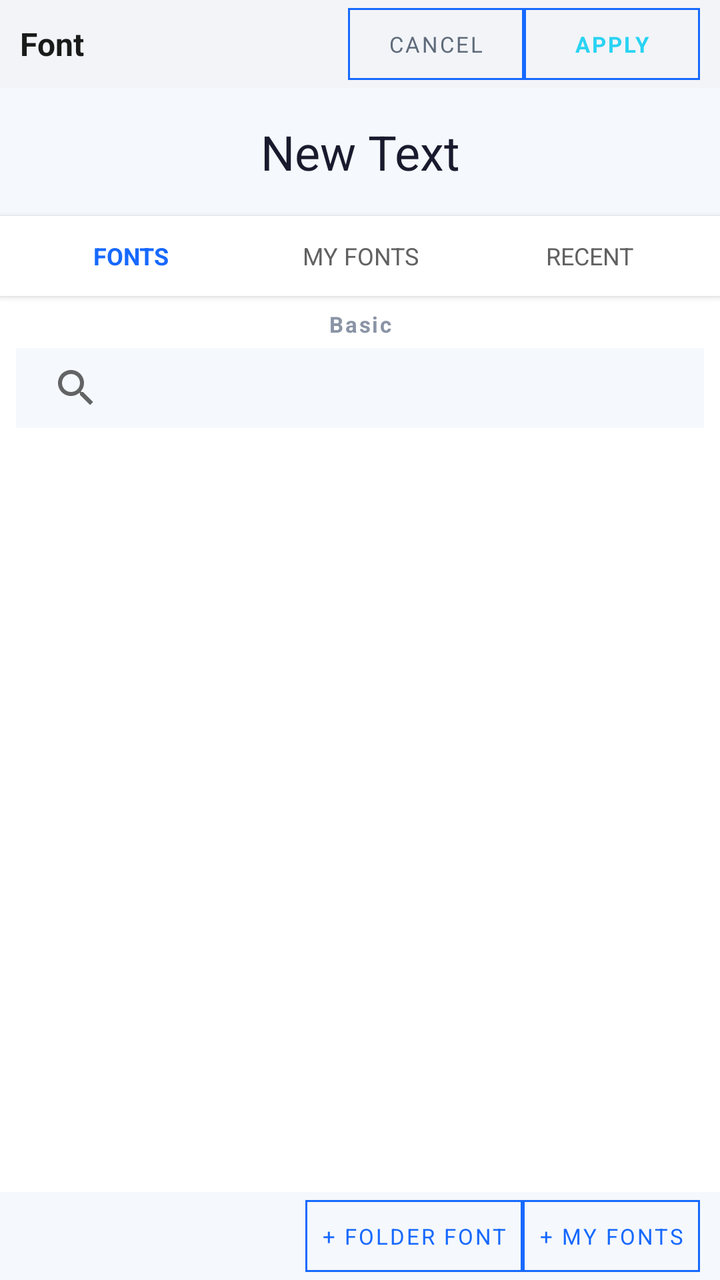
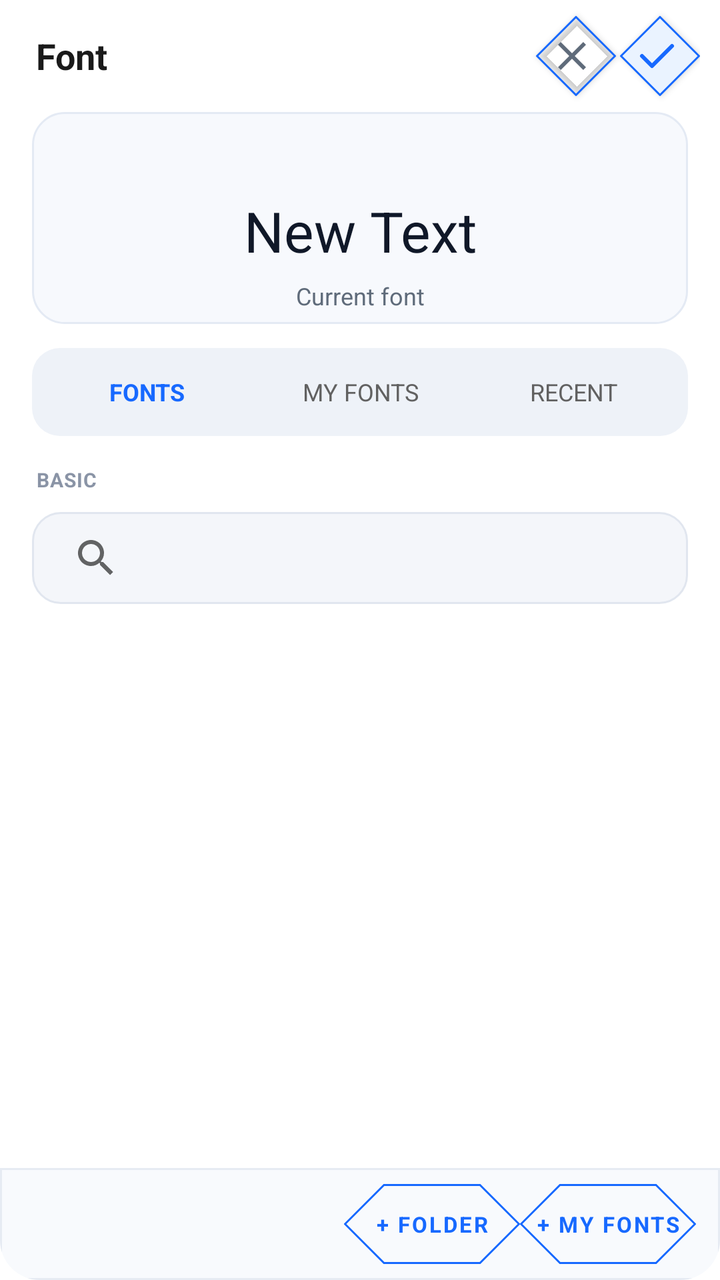

Compare the two renders of this Android layout. The source of the first and the diff that turns it into the second are given below.
<!-- AndroidManifest.xml: application theme AppTheme -->
<!-- res/layout/dialog_font_picker.xml -->
<?xml version="1.0" encoding="utf-8"?>
<LinearLayout xmlns:android="http://schemas.android.com/apk/res/android"
    android:layout_width="match_parent"
    android:layout_height="match_parent"
    android:orientation="vertical"
    android:background="#FFFFFF">

    <LinearLayout
        android:layout_width="match_parent"
        android:layout_height="44dp"
        android:gravity="center_vertical"
        android:orientation="horizontal"
        android:background="@color/light_surface_alt"
        android:paddingHorizontal="10dp">

        <TextView
            android:layout_width="0dp"
            android:layout_height="match_parent"
            android:layout_weight="1"
            android:gravity="center_vertical"
            android:text="Font"
            android:textColor="@color/light_text_primary"
            android:textSize="16sp"
            android:textStyle="bold" />

        <com.google.android.material.button.MaterialButton
            android:id="@+id/btnFontCancel"
            style="@style/Widget.MaterialComponents.Button.TextButton"
            android:layout_width="wrap_content"
            android:layout_height="36dp"
            android:minHeight="0dp"
            android:insetTop="0dp"
            android:insetBottom="0dp"
            android:text="CANCEL"
            android:textColor="@color/light_text_secondary"
            android:textSize="11sp" />

        <com.google.android.material.button.MaterialButton
            android:id="@+id/btnFontOk"
            style="@style/Widget.MaterialComponents.Button.TextButton"
            android:layout_width="wrap_content"
            android:layout_height="36dp"
            android:minHeight="0dp"
            android:insetTop="0dp"
            android:insetBottom="0dp"
            android:text="APPLY"
            android:textColor="#29D3F2"
            android:textSize="11sp"
            android:textStyle="bold" />
    </LinearLayout>

    <TextView
        android:id="@+id/tvFontPreview"
        android:layout_width="match_parent"
        android:layout_height="64dp"
        android:gravity="center"
        android:maxLines="2"
        android:ellipsize="end"
        android:text="New Text"
        android:textColor="#1A1A2E"
        android:textSize="24sp"
        android:background="#F5F8FC"
        android:paddingHorizontal="16dp" />

    <LinearLayout
        android:layout_width="match_parent"
        android:layout_height="40dp"
        android:gravity="center_vertical"
        android:orientation="horizontal"
        android:background="#FFFFFF"
        android:paddingHorizontal="8dp"
        android:elevation="2dp">

        <TextView
            android:id="@+id/tabFonts"
            android:layout_width="0dp"
            android:layout_height="match_parent"
            android:layout_weight="1"
            android:gravity="center"
            android:text="FONTS"
            android:textColor="#1769FF"
            android:textSize="12sp"
            android:textStyle="bold" />

        <TextView
            android:id="@+id/tabMyFonts"
            android:layout_width="0dp"
            android:layout_height="match_parent"
            android:layout_weight="1"
            android:gravity="center"
            android:text="MY FONTS"
            android:textColor="#616161"
            android:textSize="12sp" />

        <TextView
            android:id="@+id/tabRecent"
            android:layout_width="0dp"
            android:layout_height="match_parent"
            android:layout_weight="1"
            android:gravity="center"
            android:text="RECENT"
            android:textColor="#616161"
            android:textSize="12sp" />
    </LinearLayout>

    <View
        android:id="@+id/fontTabIndicator"
        android:layout_width="0dp"
        android:layout_height="2dp"
        android:background="#1769FF" />

    <TextView
        android:id="@+id/tvFontCategory"
        android:layout_width="match_parent"
        android:layout_height="24dp"
        android:gravity="center"
        android:text="Basic"
        android:textColor="#8A94A6"
        android:textSize="11sp"
        android:textStyle="bold"
        android:letterSpacing="0.08" />

    <androidx.appcompat.widget.SearchView
        android:id="@+id/searchFont"
        android:layout_width="match_parent"
        android:layout_height="40dp"
        android:layout_marginHorizontal="8dp"
        android:layout_marginBottom="2dp"
        android:background="#F5F8FC"
        android:queryHint="Search fonts"
        android:iconifiedByDefault="false"
        android:paddingHorizontal="6dp" />

    <androidx.recyclerview.widget.RecyclerView
        android:id="@+id/rvFontPicker"
        android:layout_width="match_parent"
        android:layout_height="0dp"
        android:layout_weight="1"
        android:clipToPadding="false"
        android:paddingHorizontal="8dp"
        android:paddingVertical="2dp"
        android:scrollbars="vertical" />

    <LinearLayout
        android:layout_width="match_parent"
        android:layout_height="44dp"
        android:gravity="center_vertical|end"
        android:orientation="horizontal"
        android:background="#F5F8FC"
        android:paddingHorizontal="10dp">

        <com.google.android.material.button.MaterialButton
            android:id="@+id/btnAddCustomFontFolder"
            style="@style/Widget.MaterialComponents.Button.TextButton"
            android:layout_width="wrap_content"
            android:layout_height="36dp"
            android:minHeight="0dp"
            android:insetTop="0dp"
            android:insetBottom="0dp"
            android:text="+ Folder Font"
            android:textColor="#1769FF"
            android:textSize="11sp" />

        <com.google.android.material.button.MaterialButton
            android:id="@+id/btnAddCustomFont"
            style="@style/Widget.MaterialComponents.Button.TextButton"
            android:layout_width="wrap_content"
            android:layout_height="36dp"
            android:minHeight="0dp"
            android:insetTop="0dp"
            android:insetBottom="0dp"
            android:text="+ My Fonts"
            android:textColor="#1769FF"
            android:textSize="11sp" />
    </LinearLayout>
</LinearLayout>
<!-- resources referenced by this layout -->
<resources>
  <color name="light_surface_alt">#F2F4F8</color>
  <color name="light_text_primary">#1A1A1A</color>
  <color name="light_text_secondary">#5F6B7A</color>
  <color name="white">#fff</color>
  <color name="black">#000</color>
  <color name="brand_navy">#07164F</color>
  <color name="brand_blue">#1769FF</color>
  <color name="gray">#616161</color>
  <style name="AppBottomNavigation" parent="Widget.MaterialComponents.BottomNavigationView.Colored">
  
      </style>
  <style name="Body2Text" parent="TextAppearance.MaterialComponents.Body2">
          <item name="fontFamily">@font/raleway_semibold</item>
      </style>
  <style name="FloatingActionButton" parent="ShapeAppearanceOverlay.MaterialComponents.FloatingActionButton">
      </style>
  <!-- unchanged entries left out for length: 13 -->
</resources>

<!-- the commit's change to res/layout/dialog_font_picker.xml (unified diff, before → after) -->
@@ -1,17 +1,19 @@
 <?xml version="1.0" encoding="utf-8"?>
 <LinearLayout xmlns:android="http://schemas.android.com/apk/res/android"
+    xmlns:app="http://schemas.android.com/apk/res-auto"
     android:layout_width="match_parent"
     android:layout_height="match_parent"
     android:orientation="vertical"
-    android:background="#FFFFFF">
-
-    <LinearLayout
-        android:layout_width="match_parent"
-        android:layout_height="44dp"
+    android:background="@drawable/bg_font_picker_sheet"
+    android:clipToOutline="true">
+
+    <LinearLayout
+        android:layout_width="match_parent"
+        android:layout_height="56dp"
         android:gravity="center_vertical"
         android:orientation="horizontal"
-        android:background="@color/light_surface_alt"
-        android:paddingHorizontal="10dp">
+        android:paddingStart="18dp"
+        android:paddingEnd="10dp">
 
         <TextView
             android:layout_width="0dp"
@@ -20,62 +22,97 @@
             android:gravity="center_vertical"
             android:text="Font"
             android:textColor="@color/light_text_primary"
-            android:textSize="16sp"
+            android:textSize="18sp"
             android:textStyle="bold" />
 
         <com.google.android.material.button.MaterialButton
             android:id="@+id/btnFontCancel"
-            style="@style/Widget.MaterialComponents.Button.TextButton"
-            android:layout_width="wrap_content"
-            android:layout_height="36dp"
-            android:minHeight="0dp"
-            android:insetTop="0dp"
-            android:insetBottom="0dp"
-            android:text="CANCEL"
+            style="@style/Widget.MaterialComponents.Button.Icon"
+            android:layout_width="40dp"
+            android:layout_height="40dp"
+            android:minWidth="0dp"
+            android:minHeight="0dp"
+            android:insetTop="0dp"
+            android:insetBottom="0dp"
+            android:contentDescription="Close font picker"
+            android:text=""
+            app:backgroundTint="@android:color/transparent"
+            app:cornerRadius="20dp"
+            app:icon="@drawable/ic_sharp_clear_24px"
+            app:iconGravity="textStart"
+            app:iconPadding="0dp"
+            app:iconTint="@color/light_text_secondary" />
+
+        <com.google.android.material.button.MaterialButton
+            android:id="@+id/btnFontOk"
+            style="@style/Widget.MaterialComponents.Button.Icon"
+            android:layout_width="40dp"
+            android:layout_height="40dp"
+            android:layout_marginStart="2dp"
+            android:minWidth="0dp"
+            android:minHeight="0dp"
+            android:insetTop="0dp"
+            android:insetBottom="0dp"
+            android:contentDescription="Apply font"
+            android:text=""
+            app:backgroundTint="#EAF3FF"
+            app:cornerRadius="20dp"
+            app:icon="@drawable/ic_check_24px"
+            app:iconGravity="textStart"
+            app:iconPadding="0dp"
+            app:iconTint="@color/brand_blue" />
+    </LinearLayout>
+
+    <LinearLayout
+        android:layout_width="match_parent"
+        android:layout_height="106dp"
+        android:layout_marginHorizontal="16dp"
+        android:layout_marginBottom="12dp"
+        android:background="@drawable/bg_font_preview_panel"
+        android:gravity="center"
+        android:orientation="vertical"
+        android:paddingHorizontal="18dp">
+
+        <TextView
+            android:id="@+id/tvFontPreview"
+            android:layout_width="match_parent"
+            android:layout_height="0dp"
+            android:layout_weight="1"
+            android:ellipsize="end"
+            android:gravity="center|bottom"
+            android:maxLines="2"
+            android:text="New Text"
+            android:textColor="#101828"
+            android:textSize="28sp" />
+
+        <TextView
+            android:id="@+id/tvSelectedFontName"
+            android:layout_width="match_parent"
+            android:layout_height="28dp"
+            android:ellipsize="end"
+            android:gravity="center"
+            android:maxLines="1"
+            android:text="Current font"
             android:textColor="@color/light_text_secondary"
-            android:textSize="11sp" />
-
-        <com.google.android.material.button.MaterialButton
-            android:id="@+id/btnFontOk"
-            style="@style/Widget.MaterialComponents.Button.TextButton"
-            android:layout_width="wrap_content"
-            android:layout_height="36dp"
-            android:minHeight="0dp"
-            android:insetTop="0dp"
-            android:insetBottom="0dp"
-            android:text="APPLY"
-            android:textColor="#29D3F2"
-            android:textSize="11sp"
-            android:textStyle="bold" />
-    </LinearLayout>
-
-    <TextView
-        android:id="@+id/tvFontPreview"
-        android:layout_width="match_parent"
-        android:layout_height="64dp"
-        android:gravity="center"
-        android:maxLines="2"
-        android:ellipsize="end"
-        android:text="New Text"
-        android:textColor="#1A1A2E"
-        android:textSize="24sp"
-        android:background="#F5F8FC"
-        android:paddingHorizontal="16dp" />
-
-    <LinearLayout
-        android:layout_width="match_parent"
-        android:layout_height="40dp"
+            android:textSize="12sp" />
+    </LinearLayout>
+
+    <LinearLayout
+        android:layout_width="match_parent"
+        android:layout_height="44dp"
+        android:layout_marginHorizontal="16dp"
+        android:layout_marginBottom="12dp"
+        android:background="@drawable/bg_font_tabs"
         android:gravity="center_vertical"
         android:orientation="horizontal"
-        android:background="#FFFFFF"
-        android:paddingHorizontal="8dp"
-        android:elevation="2dp">
+        android:padding="4dp">
 
         <TextView
             android:id="@+id/tabFonts"
             android:layout_width="0dp"
             android:layout_height="match_parent"
             android:layout_weight="1"
+            android:background="@drawable/bg_font_tab_item"
             android:gravity="center"
             android:text="FONTS"
             android:textColor="#1769FF"
@@ -87,6 +124,7 @@
             android:layout_width="0dp"
             android:layout_height="match_parent"
             android:layout_weight="1"
+            android:background="@drawable/bg_font_tab_item"
             android:gravity="center"
             android:text="MY FONTS"
             android:textColor="#616161"
@@ -97,6 +135,7 @@
             android:layout_width="0dp"
             android:layout_height="match_parent"
             android:layout_weight="1"
+            android:background="@drawable/bg_font_tab_item"
             android:gravity="center"
             android:text="RECENT"
             android:textColor="#616161"
@@ -106,30 +145,32 @@
     <View
         android:id="@+id/fontTabIndicator"
         android:layout_width="0dp"
-        android:layout_height="2dp"
+        android:layout_height="0dp"
         android:background="#1769FF" />
 
     <TextView
         android:id="@+id/tvFontCategory"
         android:layout_width="match_parent"
-        android:layout_height="24dp"
-        android:gravity="center"
-        android:text="Basic"
+        android:layout_height="20dp"
+        android:gravity="center_vertical"
+        android:paddingHorizontal="18dp"
+        android:text="BASIC"
         android:textColor="#8A94A6"
-        android:textSize="11sp"
+        android:textSize="10sp"
         android:textStyle="bold"
-        android:letterSpacing="0.08" />
+        android:letterSpacing="0.04" />
 
     <androidx.appcompat.widget.SearchView
         android:id="@+id/searchFont"
         android:layout_width="match_parent"
-        android:layout_height="40dp"
-        android:layout_marginHorizontal="8dp"
-        android:layout_marginBottom="2dp"
-        android:background="#F5F8FC"
-        android:queryHint="Search fonts"
+        android:layout_height="46dp"
+        android:layout_marginHorizontal="16dp"
+        android:layout_marginTop="6dp"
+        android:layout_marginBottom="8dp"
+        android:background="@drawable/bg_font_search"
+        android:queryHint="Search fonts..."
         android:iconifiedByDefault="false"
-        android:paddingHorizontal="6dp" />
+        android:paddingHorizontal="8dp" />
 
     <androidx.recyclerview.widget.RecyclerView
         android:id="@+id/rvFontPicker"
@@ -137,40 +178,44 @@
         android:layout_height="0dp"
         android:layout_weight="1"
         android:clipToPadding="false"
-        android:paddingHorizontal="8dp"
-        android:paddingVertical="2dp"
+        android:paddingHorizontal="14dp"
+        android:paddingBottom="8dp"
         android:scrollbars="vertical" />
 
     <LinearLayout
         android:layout_width="match_parent"
-        android:layout_height="44dp"
+        android:layout_height="56dp"
+        android:background="@drawable/bg_font_bottom_bar"
         android:gravity="center_vertical|end"
         android:orientation="horizontal"
-        android:background="#F5F8FC"
-        android:paddingHorizontal="10dp">
+        android:paddingHorizontal="12dp">
 
         <com.google.android.material.button.MaterialButton
             android:id="@+id/btnAddCustomFontFolder"
             style="@style/Widget.MaterialComponents.Button.TextButton"
             android:layout_width="wrap_content"
-            android:layout_height="36dp"
-            android:minHeight="0dp"
-            android:insetTop="0dp"
-            android:insetBottom="0dp"
-            android:text="+ Folder Font"
+            android:layout_height="40dp"
+            android:minHeight="0dp"
+            android:insetTop="0dp"
+            android:insetBottom="0dp"
+            android:text="+ FOLDER"
             android:textColor="#1769FF"
-            android:textSize="11sp" />
+            android:textSize="11sp"
+            android:textStyle="bold"
+            app:cornerRadius="20dp" />
 
         <com.google.android.material.button.MaterialButton
             android:id="@+id/btnAddCustomFont"
             style="@style/Widget.MaterialComponents.Button.TextButton"
             android:layout_width="wrap_content"
-            android:layout_height="36dp"
-            android:minHeight="0dp"
-            android:insetTop="0dp"
-            android:insetBottom="0dp"
-            android:text="+ My Fonts"
+            android:layout_height="40dp"
+            android:minHeight="0dp"
+            android:insetTop="0dp"
+            android:insetBottom="0dp"
+            android:text="+ MY FONTS"
             android:textColor="#1769FF"
-            android:textSize="11sp" />
+            android:textSize="11sp"
+            android:textStyle="bold"
+            app:cornerRadius="20dp" />
     </LinearLayout>
 </LinearLayout>
<!-- resource entries referenced after the edit -->
@@ -1,8 +1,98 @@
 <!-- resources referenced by this layout -->
 <resources>
-  <color name="light_surface_alt">#F2F4F8</color>
   <color name="light_text_primary">#1A1A1A</color>
   <color name="light_text_secondary">#5F6B7A</color>
+  <!-- drawable bg_font_bottom_bar (drawable) -->
+  <?xml version="1.0" encoding="utf-8"?>
+  <shape xmlns:android="http://schemas.android.com/apk/res/android"
+      android:shape="rectangle">
+      <solid android:color="#F8FAFD" />
+      <stroke
+          android:width="1dp"
+          android:color="#E6EBF3" />
+  </shape>
+  <!-- drawable bg_font_picker_sheet (drawable) -->
+  <?xml version="1.0" encoding="utf-8"?>
+  <shape xmlns:android="http://schemas.android.com/apk/res/android"
+      android:shape="rectangle">
+      <solid android:color="#FFFFFF" />
+      <corners android:radius="20dp" />
+  </shape>
+  <!-- drawable bg_font_preview_panel (drawable) -->
+  <?xml version="1.0" encoding="utf-8"?>
+  <shape xmlns:android="http://schemas.android.com/apk/res/android"
+      android:shape="rectangle">
+      <solid android:color="#F7F9FD" />
+      <stroke
+          android:width="1dp"
+          android:color="#E4EAF4" />
+      <corners android:radius="16dp" />
+  </shape>
+  <!-- drawable bg_font_search (drawable) -->
+  <?xml version="1.0" encoding="utf-8"?>
+  <shape xmlns:android="http://schemas.android.com/apk/res/android"
+      android:shape="rectangle">
+      <solid android:color="#F4F6FA" />
+      <stroke
+          android:width="1dp"
+          android:color="#E1E6EF" />
+      <corners android:radius="14dp" />
+  </shape>
+  <!-- drawable bg_font_tab_item (drawable) -->
+  <?xml version="1.0" encoding="utf-8"?>
+  <selector xmlns:android="http://schemas.android.com/apk/res/android">
+      <item android:state_selected="true">
+          <shape android:shape="rectangle">
+              <solid android:color="#FFFFFF" />
+              <stroke
+                  android:width="1dp"
+                  android:color="#D8E3F4" />
+              <corners android:radius="12dp" />
+          </shape>
+      </item>
+      <item android:state_pressed="true">
+          <shape android:shape="rectangle">
+              <solid android:color="#E3ECFA" />
+              <corners android:radius="12dp" />
+          </shape>
+      </item>
+      <item>
+          <shape android:shape="rectangle">
+              <solid android:color="@android:color/transparent" />
+              <corners android:radius="12dp" />
+          </shape>
+      </item>
+  </selector>
+  <!-- drawable bg_font_tabs (drawable) -->
+  <?xml version="1.0" encoding="utf-8"?>
+  <shape xmlns:android="http://schemas.android.com/apk/res/android"
+      android:shape="rectangle">
+      <solid android:color="#EEF2F8" />
+      <corners android:radius="14dp" />
+  </shape>
+  <!-- drawable ic_check_24px (drawable) -->
+  <vector xmlns:android="http://schemas.android.com/apk/res/android"
+      android:width="24dp"
+      android:height="24dp"
+      android:viewportWidth="24"
+      android:viewportHeight="24">
+      <path
+          android:pathData="M5,12 L10,17 L20,7"
+          android:strokeColor="#424242"
+          android:strokeWidth="2.0"
+          android:strokeLineCap="round"
+          android:strokeLineJoin="round" />
+  </vector>
+  <!-- drawable ic_sharp_clear_24px (drawable) -->
+  <vector xmlns:android="http://schemas.android.com/apk/res/android"
+      android:width="24dp"
+      android:height="24dp"
+      android:viewportWidth="24"
+      android:viewportHeight="24">
+    <path
+        android:fillColor="#FF000000"
+        android:pathData="M19,6.41L17.59,5 12,10.59 6.41,5 5,6.41 10.59,12 5,17.59 6.41,19 12,13.41 17.59,19 19,17.59 13.41,12 19,6.41z"/>
+  </vector>
   <color name="white">#fff</color>
   <color name="black">#000</color>
   <color name="brand_navy">#07164F</color>
